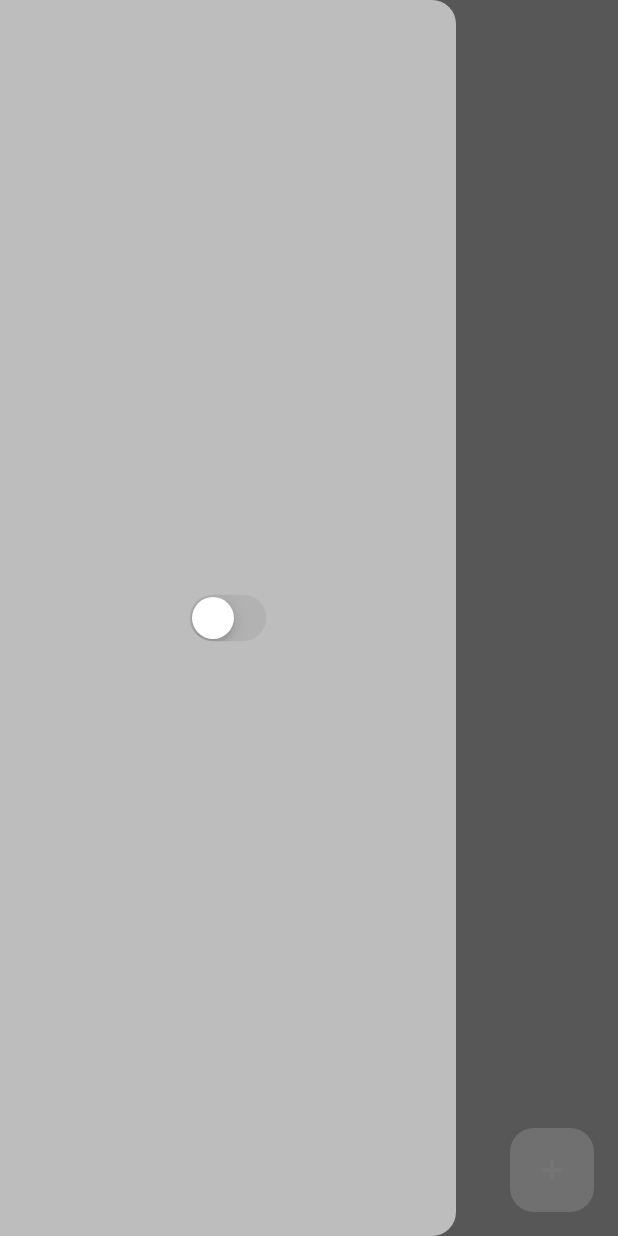
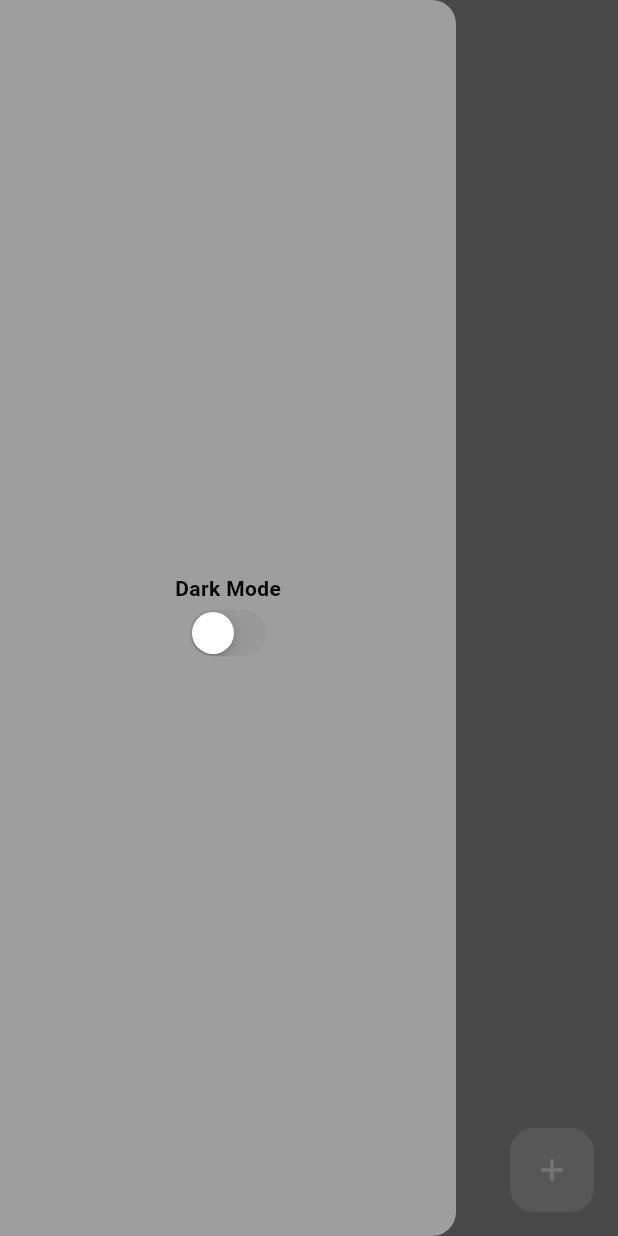
Before and after one commit to Divyanshu-yadav-18/Habit-HeatMap, a Flutter app: the screen it shows after launch, with the side drawer open, on a phone screen of 412 x 824 dp. Run offline on Flutter 3.47's test engine with Material 3 defaults, Android fonts, the phone set to English and light mode, and no system bars; drawn by our look-alikes of flutter_heatmap_calendar; our stand-ins replace flutter_slidable, isar; accounts and stored records are empty; generated files the repository leaves out were written again.

```diff
--- a/minimal_habits/lib/Components/Drawer.dart
+++ b/minimal_habits/lib/Components/Drawer.dart
@@ -11,11 +11,24 @@ class MyDrawer extends StatelessWidget {
     return Drawer(
       backgroundColor: Theme.of(context).colorScheme.surface,
       child: Center(
-        child: CupertinoSwitch(
-            value: Provider.of<ThemeProvider>(context).isDarkMode,
-            onChanged: (value) =>
-                Provider.of<ThemeProvider>(context, listen: false)
-                    .toggleTheme()),
+        child: Column(
+          mainAxisAlignment: MainAxisAlignment.center,
+          children: [
+            const Text(
+              'Dark Mode',
+              style: TextStyle(
+                fontWeight: FontWeight.bold,
+                fontSize: CupertinoCheckbox.width,
+              ),
+            ),
+            CupertinoSwitch(
+              value: Provider.of<ThemeProvider>(context).isDarkMode,
+              onChanged: (value) =>
+                  Provider.of<ThemeProvider>(context, listen: false)
+                      .toggleTheme(),
+            ),
+          ],
+        ),
       ),
     );
   }
--- a/minimal_habits/lib/Pages/home_page.dart
+++ b/minimal_habits/lib/Pages/home_page.dart
@@ -136,10 +136,11 @@ class _MyHomePageState extends State<MyHomePage> {
   @override
   Widget build(BuildContext context) {
     return Scaffold(
+        backgroundColor: Theme.of(context).colorScheme.surface,
         appBar: AppBar(
           elevation: 0,
           backgroundColor: Colors.transparent,
-          foregroundColor: Theme.of(context).colorScheme.surface,
+          foregroundColor: Theme.of(context).colorScheme.primary,
         ),
         drawer: const MyDrawer(),
         floatingActionButton: FloatingActionButton(
--- a/minimal_habits/lib/Theme/lightmode.dart
+++ b/minimal_habits/lib/Theme/lightmode.dart
@@ -2,10 +2,10 @@ import 'package:flutter/material.dart';
 
 ThemeData lightMode = ThemeData(
   colorScheme: ColorScheme.light(
-    surface: Colors.grey.shade400,
-    primary: Colors.grey.shade300,
-    secondary: Colors.grey.shade200,
-    tertiary: Colors.grey.shade100,
+    surface: Colors.grey.shade500,
+    primary: Colors.grey.shade200,
+    secondary: Colors.grey.shade300,
+    tertiary: Colors.grey.shade400,
     inversePrimary: Colors.grey.shade900,
   ),
 );
```
